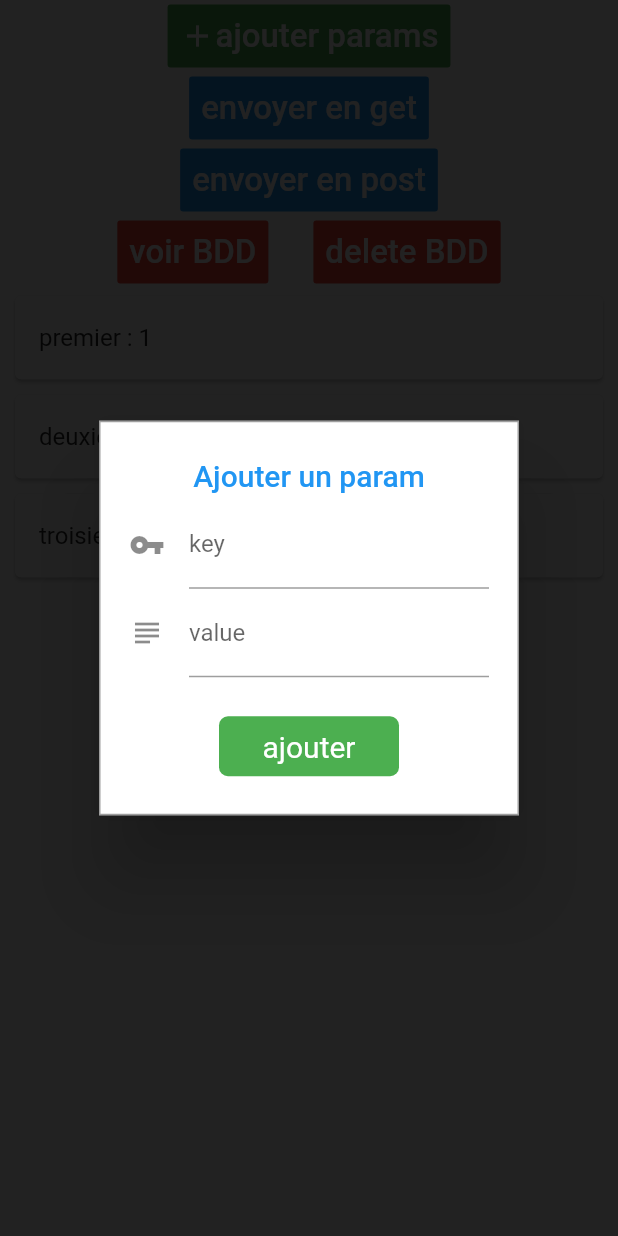
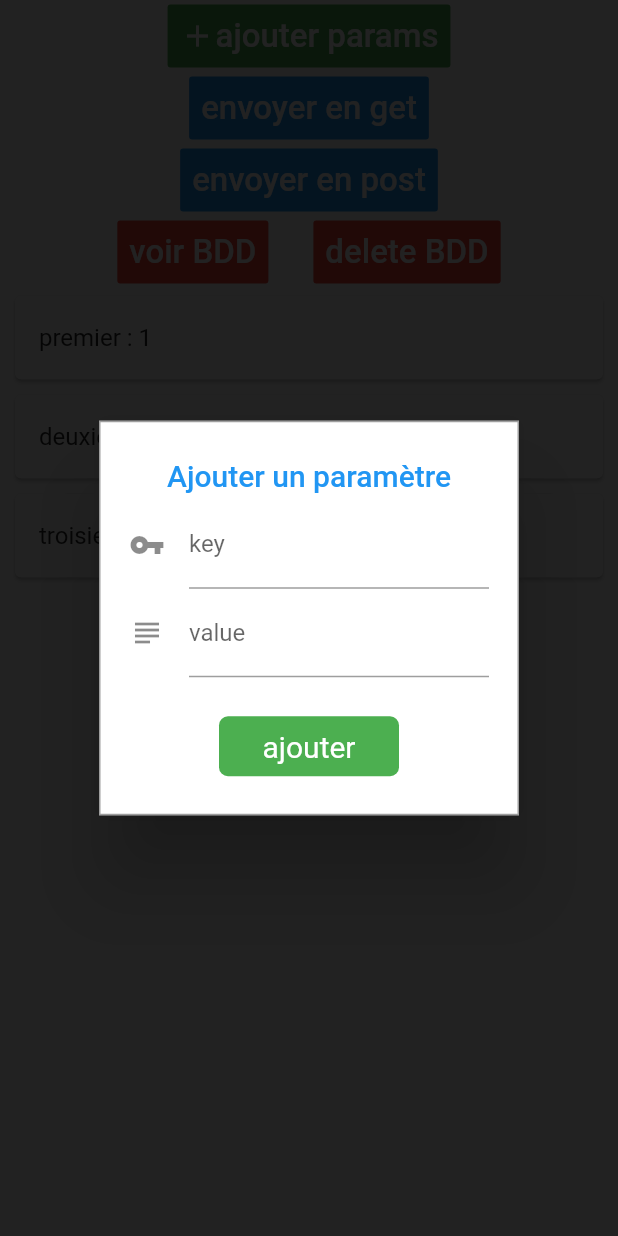
Before and after one commit to Tristan54/Mobile-projects, a Flutter app: the Api screen opened by its route, after a tap on "ajouter params", on a phone screen of 412 x 824 dp. Run offline on Flutter 3.47's test engine with Material 2 defaults, Android fonts, the light colour scheme and no system bars; drawn by our look-alikes of rflutter_alert; our stand-ins replace audioplayers, camera, connectivity, device_info, flutter_cache_manager, flutter_local_notifications and 3 more; missing offline and left inert: flutter_barcode_scanner, sqlite_viewer; accounts and stored records are empty.

Commit message:
présentation

```diff
--- a/flutter_test_techno/lib/pages/api.dart
+++ b/flutter_test_techno/lib/pages/api.dart
@@ -117,7 +117,7 @@ class _ApiState extends State<Api> {
     Alert(
       style: alertStyle,
       context: context,
-      title: 'Ajouter un param',
+      title: 'Ajouter un paramètre',
       content: Form(
         key: formKey,
         child: Column(
```
Also changed, not shown: 1 other file.
